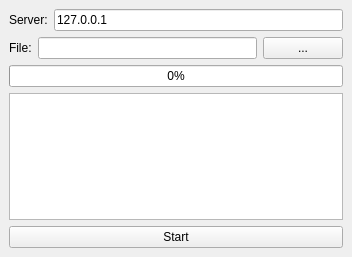
Qt form FWTP_Client/mainwindow.ui (memric/FWTP) before a commit.
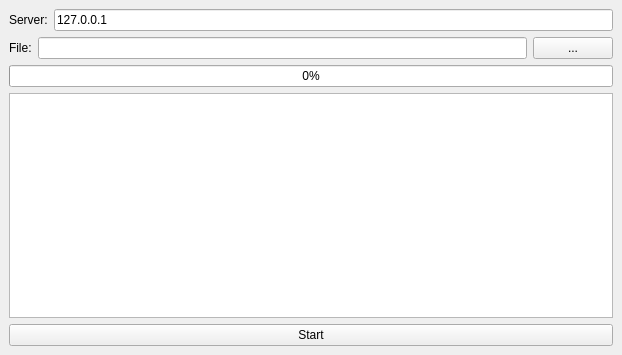
The same form after that commit.

```diff
--- a/FWTP_Client/mainwindow.ui
+++ b/FWTP_Client/mainwindow.ui
@@ -6,8 +6,8 @@
    <rect>
     <x>0</x>
     <y>0</y>
-    <width>352</width>
-    <height>257</height>
+    <width>622</width>
+    <height>355</height>
    </rect>
   </property>
   <property name="windowTitle">
```
Left out of the diff: 2 changed lines with no effect on the pictures.
